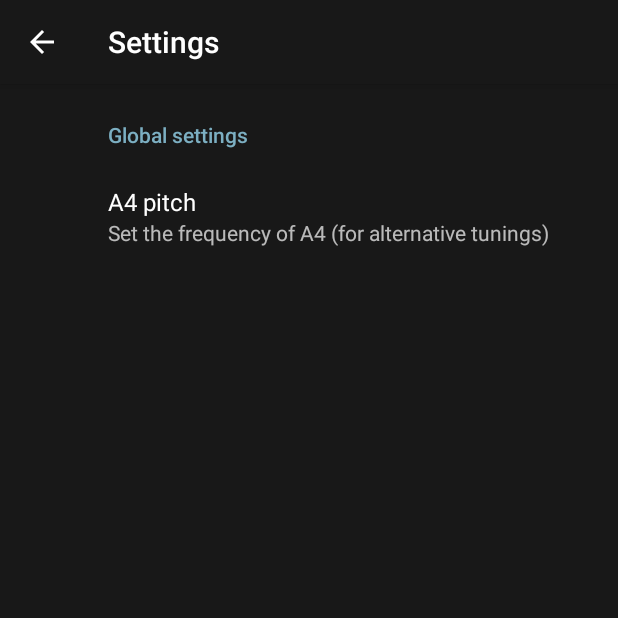
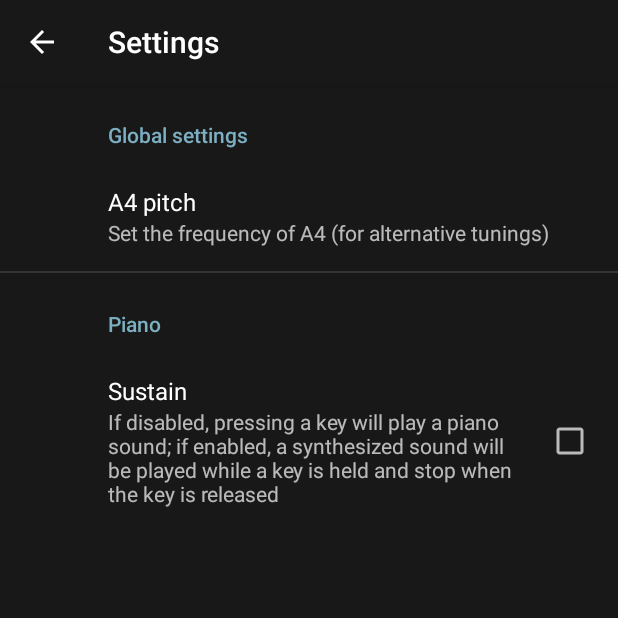
Before and after one commit to tckmn/semitone, an Android app: the screen it shows after launch (SettingsActivity), after a tap on an icon or button, on a phone screen of 412 x 824 dp, the top half of it. Run offline under Robolectric (Android 15) with nearby library versions, the phone set to English and light mode, and no system bars; our stand-ins replace androidx.preference; pictures from the network do not load.

Commit message:
add option for choosing piano/square wave

```diff
--- a/src/main/java/mn.tck.semitone/MainActivity.java
+++ b/src/main/java/mn.tck.semitone/MainActivity.java
@@ -49,9 +49,10 @@ public class MainActivity extends FragmentActivity {
         setContentView(R.layout.activity_main);
 
         SharedPreferences sp = PreferenceManager.getDefaultSharedPreferences(this);
-        if (!sp.contains("concert_a")) {
-            sp.edit().putString("concert_a", "440").commit();
-        }
+        SharedPreferences.Editor e = sp.edit();
+        if (!sp.contains("concert_a")) e.putString("concert_a", "440");
+        if (!sp.contains("sustain")) e.putBoolean("sustain", false);
+        e.commit();
 
         tt = getResources().getString(R.string.tuner_title);
         mt = getResources().getString(R.string.metronome_title);
--- a/src/main/java/mn.tck.semitone/PianoFragment.java
+++ b/src/main/java/mn.tck.semitone/PianoFragment.java
@@ -83,6 +83,7 @@ public class PianoFragment extends Fragment {
         } catch (NumberFormatException e) {
             piano.concert_a = 440;
         }
+        piano.sustain = sp.getBoolean("sustain", false);
     }
 
 }
--- a/src/main/java/mn.tck.semitone/PianoView.java
+++ b/src/main/java/mn.tck.semitone/PianoView.java
@@ -43,6 +43,7 @@ public class PianoView extends View {
     HashMap<Integer, Integer> pointers;
 
     int concert_a;
+    boolean sustain;
 
     public PianoView(Context context, AttributeSet attrs) {
         super(context, attrs);
@@ -183,13 +184,13 @@ public class PianoView extends View {
 
     private void play(int pitch) {
         pressed[pitch] = true;
-        PianoEngine.playFile("piano/"+pitch+".mp3");
-        // PianoEngine.play(pitch);
+        if (sustain) PianoEngine.play(pitch);
+        else PianoEngine.playFile("piano/"+pitch+".mp3");
     }
 
     private void stop(int pitch) {
         pressed[pitch] = false;
-        // PianoEngine.stop(pitch);
+        if (sustain) PianoEngine.stop(pitch);
     }
 
     private boolean hasBlackLeft(int p) { return p % 12 != 5 && p % 12 != 0; }
--- a/src/main/res/values/strings.xml
+++ b/src/main/res/values/strings.xml
@@ -4,12 +4,20 @@
 
     <string name="app_name">Semitone</string>
 
+    <!-- SETTINGS -->
+
     <string name="settings_title">Settings</string>
     <string name="settings_global">Global settings</string>
+    <string name="settings_piano">Piano</string>
 
     <string name="concert_a_title">A4 pitch</string>
     <string name="concert_a_summary">Set the frequency of A4 (for alternative tunings)</string>
     <string name="concert_a_dialog">A4 pitch (in Hz)</string>
+
+    <string name="sustain_title">Sustain</string>
+    <string name="sustain_summary">If disabled, pressing a key will play a piano sound; if enabled, a synthesized sound will be played while a key is held and stop when the key is released</string>
+
+    <!-- TAB-SPECIFIC -->
 
     <string name="tuner_title">Tuner</string>
 
--- a/src/main/res/xml/settings.xml
+++ b/src/main/res/xml/settings.xml
@@ -16,4 +16,14 @@
 
     </PreferenceCategory>
 
+    <PreferenceCategory
+        android:title="@string/settings_piano">
+
+        <CheckBoxPreference
+            android:key="sustain"
+            android:title="@string/sustain_title"
+            android:summary="@string/sustain_summary" />
+
+    </PreferenceCategory>
+
 </PreferenceScreen>
```
